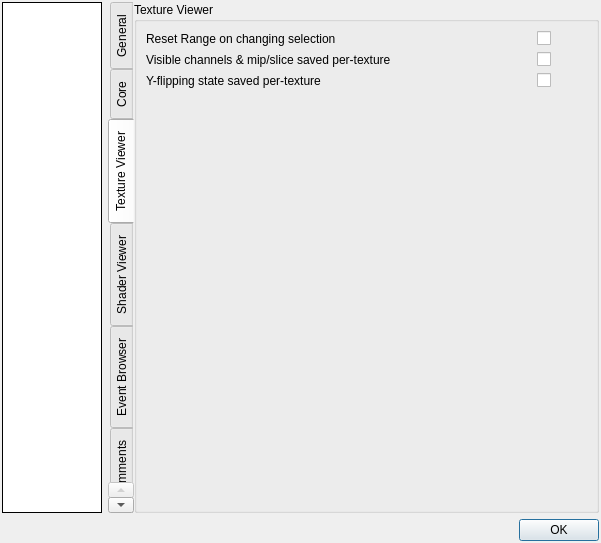
Before: the Qt Designer form qrenderdoc/Windows/Dialogs/SettingsDialog.ui in baldurk/renderdoc, drawn with Qt 5.
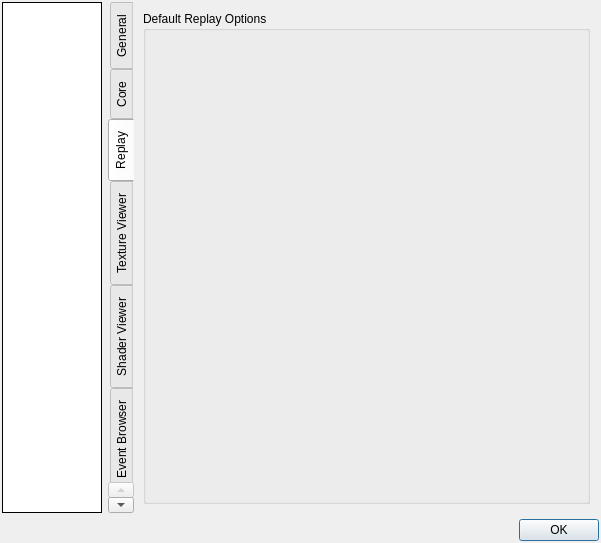
After: the same form once the commit is applied. The open tabs and pages were chosen to show the change. Custom widgets are drawn as their Qt base class.

Commit message:
Expose replay options to the UI
* The defaults can be configured from the settings menu, and there's a new "Open
  Capture with Options" menu option to open a capture with different options
  temporarily.

What changed in the file:
```diff
--- a/qrenderdoc/Windows/Dialogs/SettingsDialog.ui
+++ b/qrenderdoc/Windows/Dialogs/SettingsDialog.ui
@@ -551,6 +551,35 @@
        </item>
       </layout>
      </widget>
+     <widget class="QWidget" name="replayTab">
+      <attribute name="title">
+       <string>Replay</string>
+      </attribute>
+      <layout class="QHBoxLayout" name="horizontalLayout">
+       <item>
+        <widget class="QGroupBox" name="groupBox_10">
+         <property name="title">
+          <string>Default Replay Options</string>
+         </property>
+         <layout class="QVBoxLayout" name="replayOptionsLayout">
+          <item>
+           <spacer name="verticalSpacer_8">
+            <property name="orientation">
+             <enum>Qt::Vertical</enum>
+            </property>
+            <property name="sizeHint" stdset="0">
+             <size>
+              <width>20</width>
+              <height>414</height>
+             </size>
+            </property>
+           </spacer>
+          </item>
+         </layout>
+        </widget>
+       </item>
+      </layout>
+     </widget>
      <widget class="QWidget" name="textureTab">
       <attribute name="title">
        <string>Texture Viewer</string>
```
The commit also changes 15 other files.
